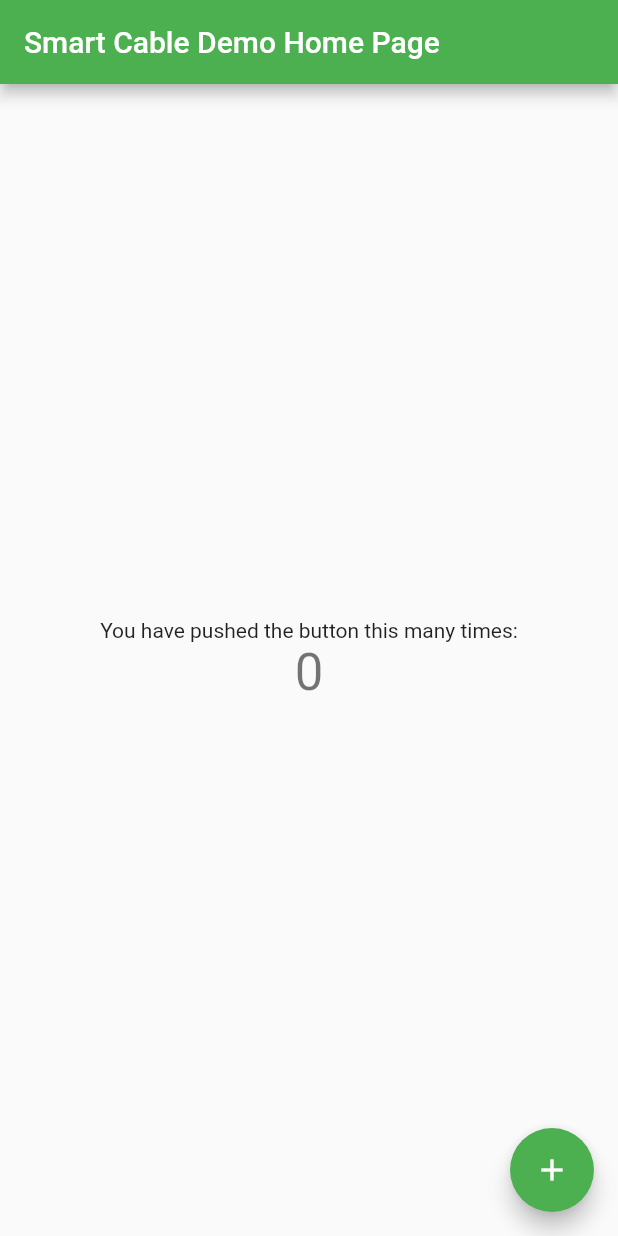
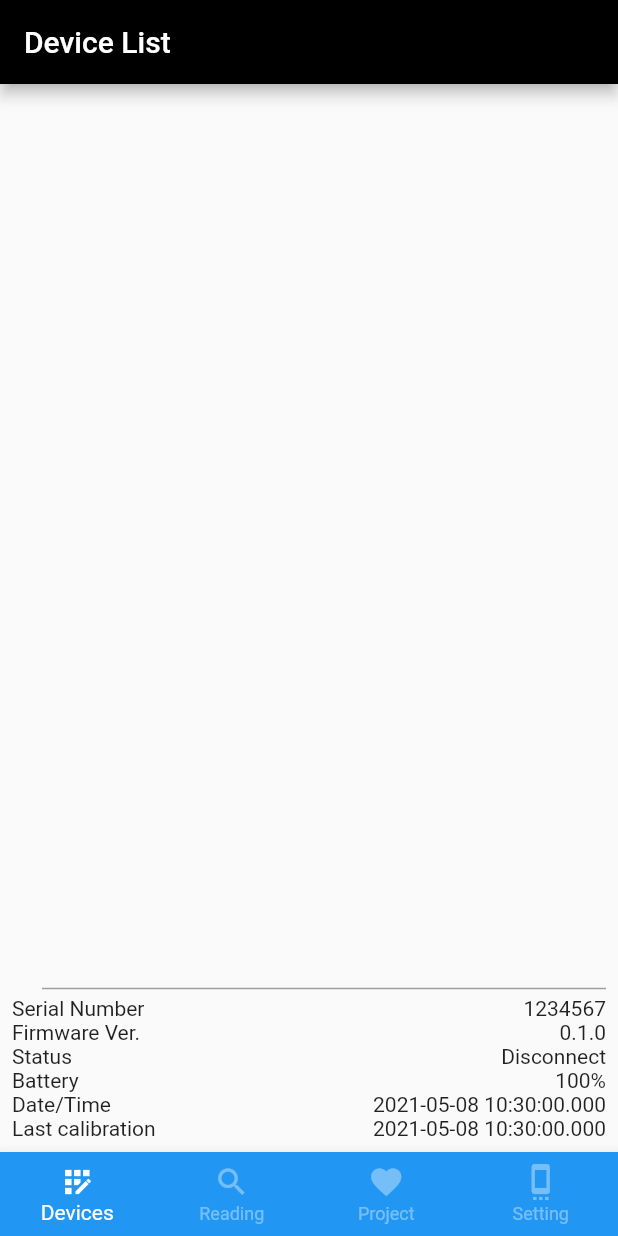
Before and after one commit to EmOne/smart_cable_app, a Flutter app: the screen it shows after launch, on a phone screen of 412 x 824 dp. Run offline on Flutter 3.47's test engine with Material 2 defaults, Android fonts, the phone set to English and light mode, and no system bars; our stand-ins replace flutter_blue.

Commit message:
Mock up for Devices Page.
Signed-off-by: Anol Paisal <anol.p@emone.co.th>

```diff
--- a/lib/devicePage.dart
+++ b/lib/devicePage.dart
@@ -0,0 +1,354 @@
+import 'dart:convert';
+
+import 'package:flutter/cupertino.dart';
+import 'package:flutter/material.dart';
+import 'package:flutter/rendering.dart';
+import 'package:flutter_blue/flutter_blue.dart';
+
+class DevicesPage extends StatefulWidget {
+  @override
+  DevicesPageState createState() => DevicesPageState();
+}
+
+class DevicesPageState extends State<DevicesPage> {
+  final FlutterBlue flutterBlue = FlutterBlue.instance;
+  final List<BluetoothDevice> devicesList = <BluetoothDevice>[];
+  final Map<Guid, List<int>> readValues = new Map<Guid, List<int>>();
+  final textController = TextEditingController();
+  BluetoothDevice connectedDevice;
+  List<BluetoothService> bluetoothServices;
+
+  _showDeviceToList(final BluetoothDevice device) {
+    if (!devicesList.contains(device)) {
+      setState(() {
+        devicesList.add(device);
+      });
+    }
+  }
+
+  @override
+  void initState() {
+    super.initState();
+    flutterBlue.connectedDevices
+        .asStream()
+        .listen((List<BluetoothDevice> devices) {
+      for (BluetoothDevice device in devices) {
+        _showDeviceToList(device);
+      }
+    });
+    flutterBlue.scanResults.listen((List<ScanResult> results) {
+      for (ScanResult result in results) {
+        _showDeviceToList(result.device);
+      }
+    });
+    flutterBlue.startScan();
+  }
+
+  ListView _buildListViewOfDevices() {
+    List<Container> containers = <Container>[];
+    for (BluetoothDevice device in devicesList) {
+      containers.add(
+        Container(
+          child: Row(
+            mainAxisAlignment: MainAxisAlignment.start,
+            children: <Widget>[
+              Expanded(
+                child: Column(
+                  mainAxisAlignment: MainAxisAlignment.start,
+                  children: <Widget>[
+                    Text(device.name == '' ? '(unknown device)' : device.name),
+                    Text(device.id.toString()),
+                  ],
+                ),
+              ),
+              TextButton(
+                style: TextButton.styleFrom(
+                    primary: Colors.blue, backgroundColor: Colors.blue),
+                child: Text(
+                  'Connect',
+                  style: TextStyle(color: Colors.white),
+                ),
+                onPressed: () async {
+                  flutterBlue.stopScan();
+                  try {
+                    device.connect();
+                  } catch (e) {
+                    if (e.code != 'already_connected') {
+                      throw e;
+                    }
+                  } finally {
+                    bluetoothServices = await device.discoverServices();
+                  }
+                  setState(() {
+                    connectedDevice = device;
+                  });
+                },
+              ),
+            ],
+          ),
+        ),
+      );
+    }
+
+    return ListView(
+      padding: const EdgeInsets.all(1),
+      children: <Widget>[
+        ...containers,
+      ],
+    );
+  }
+
+  List<ButtonTheme> _buildReadWriteNotifyButton(
+      BluetoothCharacteristic characteristic) {
+    List<ButtonTheme> buttons = <ButtonTheme>[];
+
+    if (characteristic.properties.read) {
+      buttons.add(
+        ButtonTheme(
+          minWidth: 10,
+          height: 20,
+          child: Padding(
+            padding: const EdgeInsets.symmetric(horizontal: 4),
+            child: ElevatedButton(
+              style: ElevatedButton.styleFrom(primary: Colors.blue),
+              child: Text('READ', style: TextStyle(color: Colors.white)),
+              onPressed: () async {
+                var sub = characteristic.value.listen((value) {
+                  setState(() {
+                    readValues[characteristic.uuid] = value;
+                  });
+                });
+                await characteristic.read();
+                sub.cancel();
+              },
+            ),
+          ),
+        ),
+      );
+    }
+    if (characteristic.properties.write) {
+      buttons.add(
+        ButtonTheme(
+          minWidth: 10,
+          height: 20,
+          child: Padding(
+            padding: const EdgeInsets.symmetric(horizontal: 4),
+            child: ElevatedButton(
+              child: Text('WRITE', style: TextStyle(color: Colors.white)),
+              onPressed: () async {
+                await showDialog(
+                    context: context,
+                    builder: (BuildContext context) {
+                      return AlertDialog(
+                        title: Text("Write"),
+                        content: Row(
+                          children: <Widget>[
+                            Expanded(
+                              child: TextField(
+                                controller: textController,
+                              ),
+                            ),
+                          ],
+                        ),
+                        actions: <Widget>[
+                          TextButton(
+                            child: Text("Send"),
+                            onPressed: () {
+                              characteristic.write(
+                                  utf8.encode(textController.value.text));
+                              Navigator.pop(context);
+                            },
+                          ),
+                          TextButton(
+                            child: Text("Cancel"),
+                            onPressed: () {
+                              Navigator.pop(context);
+                            },
+                          ),
+                        ],
+                      );
+                    });
+              },
+            ),
+          ),
+        ),
+      );
+    }
+    if (characteristic.properties.notify) {
+      buttons.add(
+        ButtonTheme(
+          minWidth: 10,
+          height: 20,
+          child: Padding(
+            padding: const EdgeInsets.symmetric(horizontal: 4),
+            child: ElevatedButton(
+              child: Text('NOTIFY', style: TextStyle(color: Colors.white)),
+              onPressed: () async {
+                characteristic.value.listen((value) {
+                  readValues[characteristic.uuid] = value;
+                });
+                await characteristic.setNotifyValue(true);
+              },
+            ),
+          ),
+        ),
+      );
+    }
+
+    return buttons;
+  }
+
+  ListView _buildConnectDeviceView() {
+    List<Container> containers = <Container>[];
+
+    for (BluetoothService service in bluetoothServices) {
+      List<Widget> characteristicsWidget = <Widget>[];
+
+      for (BluetoothCharacteristic characteristic in service.characteristics) {
+        characteristicsWidget.add(
+          Align(
+            alignment: Alignment.centerLeft,
+            child: Column(
+              children: <Widget>[
+                Row(
+                  children: <Widget>[
+                    Text(characteristic.uuid.toString(),
+                        style: TextStyle(fontWeight: FontWeight.bold)),
+                  ],
+                ),
+                Row(
+                  children: <Widget>[
+                    ..._buildReadWriteNotifyButton(characteristic),
+                  ],
+                ),
+                Row(
+                  children: <Widget>[
+                    Text(
+                        'Value: ' + readValues[characteristic.uuid].toString()),
+                  ],
+                ),
+                Divider(),
+              ],
+            ),
+          ),
+        );
+      }
+      containers.add(
+        Container(
+          child: ExpansionTile(
+              title: Text(service.uuid.toString()),
+              children: characteristicsWidget),
+        ),
+      );
+    }
+
+    return ListView(
+      padding: const EdgeInsets.all(1),
+      children: <Widget>[
+        ...containers,
+      ],
+    );
+  }
+
+  ListView _buildView() {
+    if (connectedDevice != null) {
+      return _buildConnectDeviceView();
+    }
+    return _buildListViewOfDevices();
+  }
+
+  @override
+  Widget build(BuildContext context) {
+    return Scaffold(
+      appBar: AppBar(
+        title: Text('Device List'),
+      ),
+      body: Container(
+        padding: const EdgeInsets.all(8),
+        child: Column(
+          children: [
+            Expanded(child: _buildView()),
+            const Divider(
+              color: Colors.grey,
+              height: 10,
+              thickness: 1,
+              indent: 20,
+              endIndent: 0,
+            ),
+            Table(
+              // border: TableBorder.all(),
+              children: [
+                TableRow(children: [
+                  TableCell(
+                    child: Text("Serial Number"),
+                  ),
+                  TableCell(
+                    child: Text(
+                      "1234567",
+                      textAlign: TextAlign.end,
+                    ),
+                  ),
+                ]),
+                TableRow(children: [
+                  TableCell(
+                    child: Text("Firmware Ver."),
+                  ),
+                  TableCell(
+                    child: Text(
+                      "0.1.0",
+                      textAlign: TextAlign.end,
+                    ),
+                  ),
+                ]),
+                TableRow(children: [
+                  TableCell(
+                    child: Text("Status"),
+                  ),
+                  TableCell(
+                    child: Text(
+                      "Disconnect",
+                      textAlign: TextAlign.end,
+                    ),
+                  ),
+                ]),
+                TableRow(children: [
+                  TableCell(
+                    child: Text("Battery"),
+                  ),
+                  TableCell(
+                    child: Text(
+                      "100%",
+                      textAlign: TextAlign.end,
+                    ),
+                  ),
+                ]),
+                TableRow(children: [
+                  TableCell(
+                    child: Text("Date/Time"),
+                  ),
+                  TableCell(
+                    child: Text(
+                      DateTime.now().toString(),
+                      textAlign: TextAlign.end,
+                    ),
+                  ),
+                ]),
+                TableRow(children: [
+                  TableCell(
+                    child: Text("Last calibration"),
+                  ),
+                  TableCell(
+                    child: Text(
+                      DateTime.now().toString(),
+                      textAlign: TextAlign.end,
+                    ),
+                  ),
+                ])
+              ],
+            ),
+          ],
+        ),
+      ),
+    );
+  }
+}
--- a/lib/main.dart
+++ b/lib/main.dart
@@ -1,8 +1,16 @@
+// Copyright 2021 The EmOne team. All rights reserved.
+// Use of this source code is governed by a BSD-style license that can be
+// found in the LICENSE file.
+import 'package:animations/animations.dart';
+import 'package:flutter/cupertino.dart';
 import 'package:flutter/material.dart';
+import 'package:smart_cable/settingPage.dart';
 
-void main() {
-  runApp(SmartCableApp());
-}
+import 'devicePage.dart';
+import 'projectPage.dart';
+import 'readingPage.dart';
+
+void main() => runApp(SmartCableApp());
 
 class SmartCableApp extends StatelessWidget {
   // This widget is the root of your application.
@@ -11,103 +19,128 @@ class SmartCableApp extends StatelessWidget {
     return MaterialApp(
       title: 'Smart Cable Demo',
       theme: ThemeData(
-        // This is the theme of your application.
-        //
-        // Try running your application with "flutter run". You'll see the
-        // application has a blue toolbar. Then, without quitting the app, try
-        // changing the primarySwatch below to Colors.green and then invoke
-        // "hot reload" (press "r" in the console where you ran "flutter run",
-        // or simply save your changes to "hot reload" in a Flutter IDE).
-        // Notice that the counter didn't reset back to zero; the application
-        // is not restarted.
-        primarySwatch: Colors.green,
+        primarySwatch: Colors.blue,
+        primaryColor: Colors.black,
+        backgroundColor: Colors.black,
       ),
-      home: SmartCableHomePage(title: 'Smart Cable Demo Home Page'),
+      home: SmartCableHomePage(
+          key: UniqueKey(),
+          title: 'Smart Cable Demo Home Page',
+          restorationId: "SmartCableHomePage"),
     );
   }
 }
 
 class SmartCableHomePage extends StatefulWidget {
-  SmartCableHomePage({Key key, this.title}) : super(key: key);
-
-  // This widget is the home page of your application. It is stateful, meaning
-  // that it has a State object (defined below) that contains fields that affect
-  // how it looks.
-
-  // This class is the configuration for the state. It holds the values (in this
-  // case the title) provided by the parent (in this case the App widget) and
-  // used by the build method of the State. Fields in a Widget subclass are
-  // always marked "final".
+  SmartCableHomePage({Key key, this.title, this.restorationId})
+      : super(key: key);
 
   final String title;
+  final String restorationId;
 
   @override
   _SmartCableHomePageState createState() => _SmartCableHomePageState();
 }
 
-class _SmartCableHomePageState extends State<SmartCableHomePage> {
-  int _counter = 0;
+class _SmartCableHomePageState extends State<SmartCableHomePage>
+    with RestorationMixin {
+  final RestorableInt _currentIndex = RestorableInt(0);
 
-  void _incrementCounter() {
+  final pageView = <Widget>[
+    DevicesPage(),
+    readingPage(),
+    projectPage(),
+    settingPage()
+  ];
+  int _selectedIndex = 0;
+
+  @override
+  String get restorationId => widget.restorationId;
+
+  @override
+  void restoreState(RestorationBucket oldBucket, bool initialRestore) {
+    registerForRestoration(_currentIndex, "restorationId");
+  }
+
+  @override
+  void dispose() {
+    _currentIndex.dispose();
+    super.dispose();
+  }
+
+  void _onItemTapped(int index) {
     setState(() {
-      // This call to setState tells the Flutter framework that something has
-      // changed in this State, which causes it to rerun the build method below
-      // so that the display can reflect the updated values. If we changed
-      // _counter without calling setState(), then the build method would not be
-      // called again, and so nothing would appear to happen.
-      _counter++;
+      _selectedIndex = index;
     });
   }
 
   @override
   Widget build(BuildContext context) {
-    // This method is rerun every time setState is called, for instance as done
-    // by the _incrementCounter method above.
-    //
-    // The Flutter framework has been optimized to make rerunning build methods
-    // fast, so that you can just rebuild anything that needs updating rather
-    // than having to individually change instances of widgets.
+    var bottomNavigationBarItems = <BottomNavigationBarItem>[
+      BottomNavigationBarItem(
+          icon: const Icon(Icons.app_registration), label: "Devices"),
+      BottomNavigationBarItem(icon: const Icon(Icons.search), label: "Reading"),
+      BottomNavigationBarItem(
+          icon: const Icon(Icons.favorite), label: "Project"),
+      BottomNavigationBarItem(
+          icon: const Icon(Icons.settings_cell), label: "Setting")
+    ];
+
     return Scaffold(
-      appBar: AppBar(
-        // Here we take the value from the MyHomePage object that was created by
-        // the App.build method, and use it to set our appbar title.
-        title: Text(widget.title),
+      // appBar: AppBar(
+      //   title: Text(widget.title),
+      // ),
+      backgroundColor: Colors.black,
+
+      body: Container(
+          child: PageTransitionSwitcher(
+              transitionBuilder: (child, animation, secondaryAnimation) {
+                return FadeThroughTransition(
+                  animation: animation,
+                  secondaryAnimation: secondaryAnimation,
+                  child: child,
+                );
+              },
+              child: _NavigationAppBar(
+                  key: UniqueKey(),
+                  item: bottomNavigationBarItems[_currentIndex.value],
+                  widget: pageView[_currentIndex.value]))),
+
+      bottomNavigationBar: BottomNavigationBar(
+        items: bottomNavigationBarItems,
+        currentIndex: _currentIndex.value,
+        type: BottomNavigationBarType.fixed,
+        onTap: (index) {
+          setState(() {
+            _currentIndex.value = index;
+          });
+          // Navigator.of(context).push(route)
+        },
+        selectedItemColor: Colors.white,
+        unselectedItemColor: Colors.white.withOpacity(0.38),
+        backgroundColor: Colors.blue,
       ),
-      body: Center(
-        // Center is a layout widget. It takes a single child and positions it
-        // in the middle of the parent.
-        child: Column(
-          // Column is also a layout widget. It takes a list of children and
-          // arranges them vertically. By default, it sizes itself to fit its
-          // children horizontally, and tries to be as tall as its parent.
-          //
-          // Invoke "debug painting" (press "p" in the console, choose the
-          // "Toggle Debug Paint" action from the Flutter Inspector in Android
-          // Studio, or the "Toggle Debug Paint" command in Visual Studio Code)
-          // to see the wireframe for each widget.
-          //
-          // Column has various properties to control how it sizes itself and
-          // how it positions its children. Here we use mainAxisAlignment to
-          // center the children vertically; the main axis here is the vertical
-          // axis because Columns are vertical (the cross axis would be
-          // horizontal).
-          mainAxisAlignment: MainAxisAlignment.center,
-          children: <Widget>[
-            Text(
-              'You have pushed the button this many times:',
-            ),
-            Text(
-              '$_counter',
-              style: Theme.of(context).textTheme.headline4,
-            ),
-          ],
-        ),
-      ),
-      floatingActionButton: FloatingActionButton(
-        onPressed: _incrementCounter,
-        tooltip: 'Increment',
-        child: Icon(Icons.add),
-      ), // This trailing comma makes auto-formatting nicer for build methods.
     );
   }
 }
+
+class _NavigationAppBar extends StatelessWidget {
+  _NavigationAppBar({Key key, this.item, this.widget}) : super(key: key);
+
+  final BottomNavigationBarItem item;
+  final Widget widget;
+
+  @override
+  Widget build(BuildContext context) {
+    switch (this.item.label) {
+      case 'Devices':
+        return widget;
+      case 'Reading':
+        return widget;
+      case 'Project':
+        return widget;
+      case 'Setting':
+        return widget;
+    }
+  }
+}
--- a/lib/projectPage.dart
+++ b/lib/projectPage.dart
@@ -0,0 +1,16 @@
+import 'package:flutter/cupertino.dart';
+import 'package:flutter/material.dart';
+
+class projectPage extends StatelessWidget {
+  @override
+  Widget build(BuildContext context) {
+    return Scaffold(
+      appBar: AppBar(
+        title: Text('Project profile'),
+      ),
+      body: Center(
+        child: Text('Project profile'),
+      ),
+    );
+  }
+}
--- a/lib/readingPage.dart
+++ b/lib/readingPage.dart
@@ -0,0 +1,16 @@
+import 'package:flutter/cupertino.dart';
+import 'package:flutter/material.dart';
+
+class readingPage extends StatelessWidget {
+  @override
+  Widget build(BuildContext context) {
+    return Scaffold(
+      appBar: AppBar(
+        title: Text('Reading'),
+      ),
+      body: Center(
+        child: Text('Reading Page'),
+      ),
+    );
+  }
+}
--- a/lib/settingPage.dart
+++ b/lib/settingPage.dart
@@ -0,0 +1,16 @@
+import 'package:flutter/cupertino.dart';
+import 'package:flutter/material.dart';
+
+class settingPage extends StatelessWidget {
+  @override
+  Widget build(BuildContext context) {
+    return Scaffold(
+      appBar: AppBar(
+        title: Text('Instrument setting'),
+      ),
+      body: Center(
+        child: Text('Setting Page'),
+      ),
+    );
+  }
+}
--- a/pubspec.yaml
+++ b/pubspec.yaml
@@ -28,6 +28,8 @@ dependencies:
   # The following adds the Cupertino Icons font to your application.
   # Use with the CupertinoIcons class for iOS style icons.
   cupertino_icons: ^1.0.2
+  animations: ^2.0.0
+  flutter_blue: ^0.8.0
 
 dev_dependencies:
   flutter_test:
@@ -45,8 +47,8 @@ flutter:
   uses-material-design: true
 
   # To add assets to your application, add an assets section, like this:
-  # assets:
-  #   - images/a_dot_burr.jpeg
+  #  assets:
+  #     - img/logo.png
   #   - images/a_dot_ham.jpeg
 
   # An image asset can refer to one or more resolution-specific "variants", see
```
Also changed, not shown: pubspec.lock, 4 other files.
